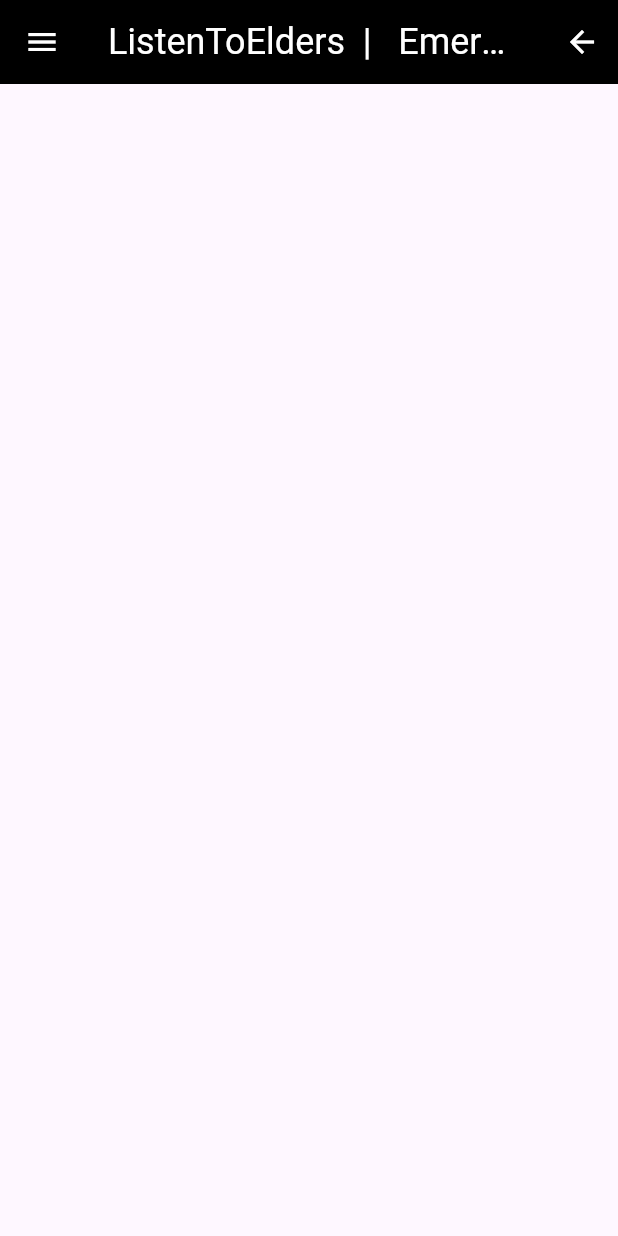
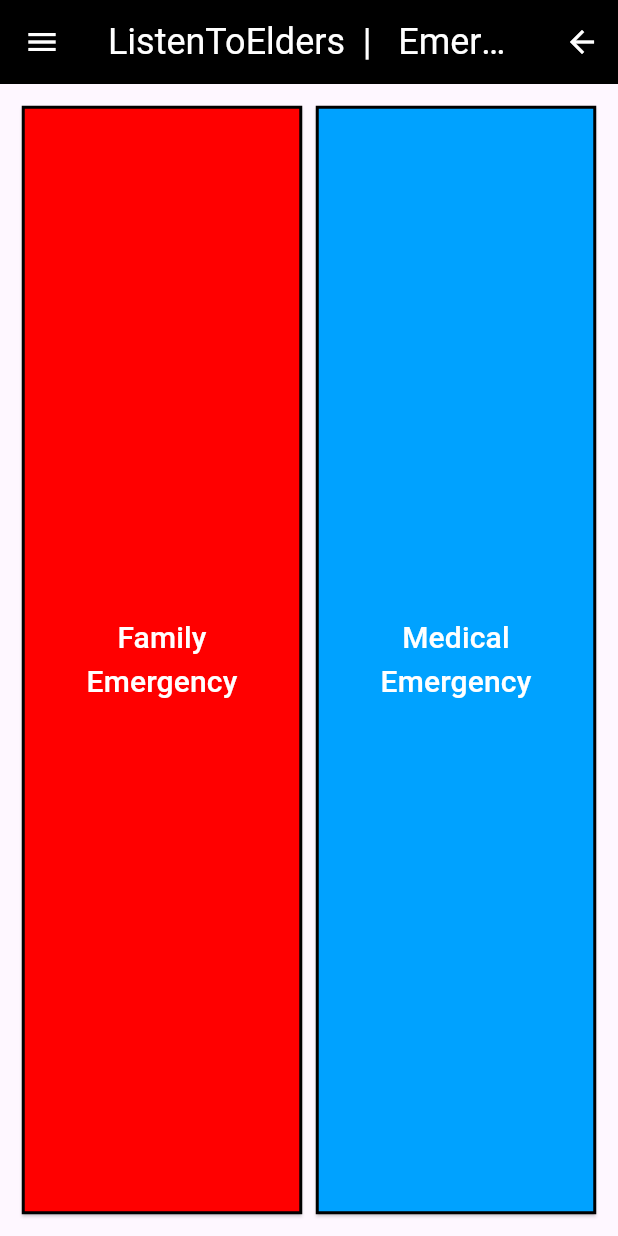
Before and after one commit to j-harney/mobdev_project_jack_917596040, a Flutter app: the EmergencyScreen screen opened by its route, on a phone screen of 412 x 824 dp. Run offline on Flutter 3.47's test engine with Material 3 defaults, Android fonts, the light colour scheme and no system bars.

Commit message:
Implement Emergency Screen Layout

```diff
--- a/lib/ScreensFromHomeScreen/EmergencyScreen/emergency_widget.dart
+++ b/lib/ScreensFromHomeScreen/EmergencyScreen/emergency_widget.dart
@@ -12,6 +12,51 @@ class EmergencyScreen extends StatelessWidget {
 
     return Scaffold(
         drawer: drawerCreator.createDrawer(context, 'Emergency'),
-        appBar: appBarCreator.createAppBar(context, 'Emergency'));
+        appBar: appBarCreator.createAppBar(context, 'Emergency'),
+        body: Expanded(
+            child: Padding(
+                padding: const EdgeInsets.all(10),
+                child: Row(
+                    crossAxisAlignment: CrossAxisAlignment.stretch,
+                    children: <Widget>[
+                      Expanded(
+                          child: Container(
+                              margin: EdgeInsets.all(5),
+                              child: ElevatedButton(
+                                  onPressed: () {},
+                                  style: ElevatedButton.styleFrom(
+                                      side: const BorderSide(
+                                          width: 1, color: Colors.black),
+                                      backgroundColor:
+                                          const Color.fromARGB(255, 255, 0, 0),
+                                      shape: const BeveledRectangleBorder(
+                                          borderRadius:
+                                              BorderRadius.all(Radius.zero))),
+                                  child: const Text('Family Emergency',
+                                      textAlign: TextAlign.center,
+                                      style: TextStyle(
+                                          fontSize: 20,
+                                          color: Color.fromARGB(
+                                              255, 255, 255, 255)))))),
+                      Expanded(
+                          child: Container(
+                              margin: EdgeInsets.all(5),
+                              child: ElevatedButton(
+                                  onPressed: () {},
+                                  style: ElevatedButton.styleFrom(
+                                      side: const BorderSide(
+                                          width: 1, color: Colors.black),
+                                      backgroundColor: const Color.fromARGB(
+                                          255, 0, 162, 255),
+                                      shape: const BeveledRectangleBorder(
+                                          borderRadius:
+                                              BorderRadius.all(Radius.zero))),
+                                  child: const Text('Medical Emergency',
+                                      textAlign: TextAlign.center,
+                                      style: TextStyle(
+                                          fontSize: 20,
+                                          color: Color.fromARGB(
+                                              255, 255, 255, 255)))))),
+                    ]))));
   }
 }
```
